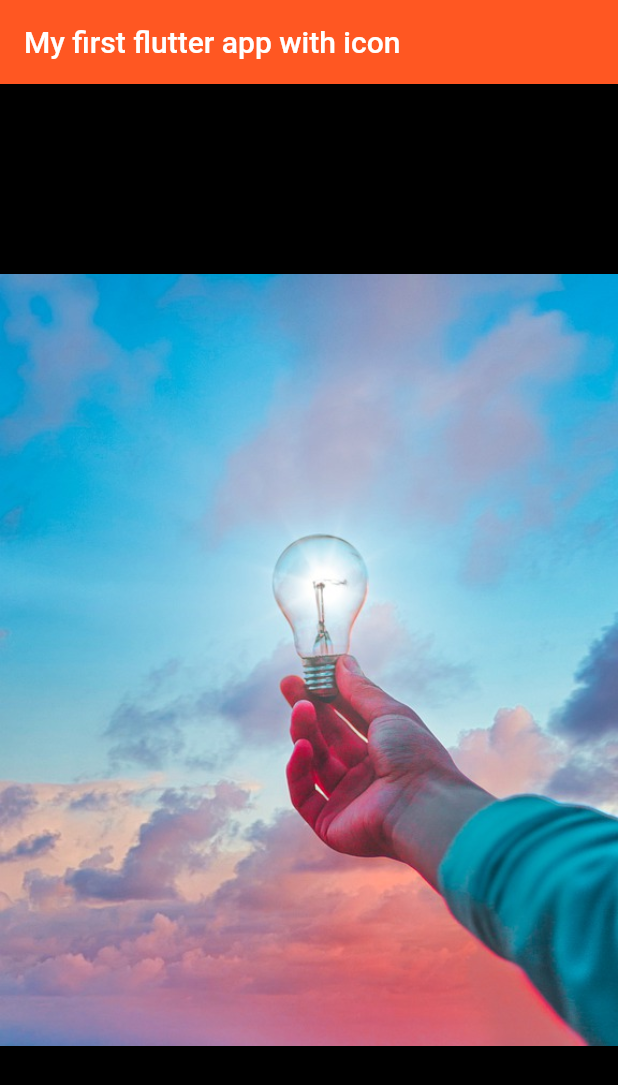
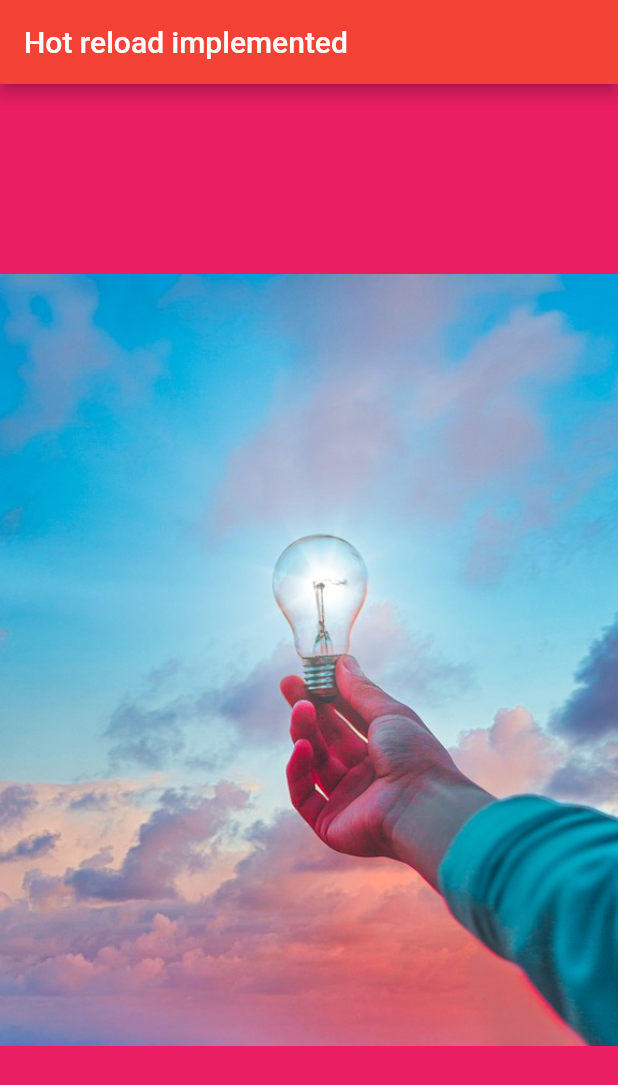
Before and after one commit to ashiqaliaslam/first-flutter-app-countries, a Flutter app: the screen it shows after launch, on a phone screen of 412 x 824 dp. Shown: the top 1085 px of the screen. Run offline on Flutter 3.47's test engine with Material 2 defaults, Android fonts, the phone set to English and light mode, and no system bars.

Commit message:
hot reload implemented

```diff
--- a/my_flutter_app/lib/main.dart
+++ b/my_flutter_app/lib/main.dart
@@ -1,13 +1,31 @@
 import 'package:flutter/material.dart';
+// To get the hot reload feature work wee need to restructure
+// our code by using stateless or stateful custom widgets
 
+// Instead of passing widget tree in runApp(), we create a
+// new custom widget and pass that custom widget to runnApp
+
+// WRONG
+// void main() {
+//   runApp(MaterialApp(
+//     home: Text("My Flutter App"),
+//   ));
+// }
 void main() {
   runApp(
-    MaterialApp(
+    MyApp(),
+  );
+}
+
+class MyApp extends StatelessWidget {
+  @override
+  Widget build(BuildContext context) {
+    return MaterialApp(
       home: Scaffold(
-        backgroundColor: Colors.black,
+        backgroundColor: Colors.pink,
         appBar: AppBar(
-          backgroundColor: Colors.deepOrange,
-          title: const Text("My first flutter app with icon"),
+          backgroundColor: Colors.red,
+          title: const Text("Hot reload implemented"),
         ),
         body: const Center(
           child: Image(
@@ -16,6 +34,6 @@ void main() {
           ),
         ),
       ),
-    ),
-  );
+    );
+  }
 }
```
